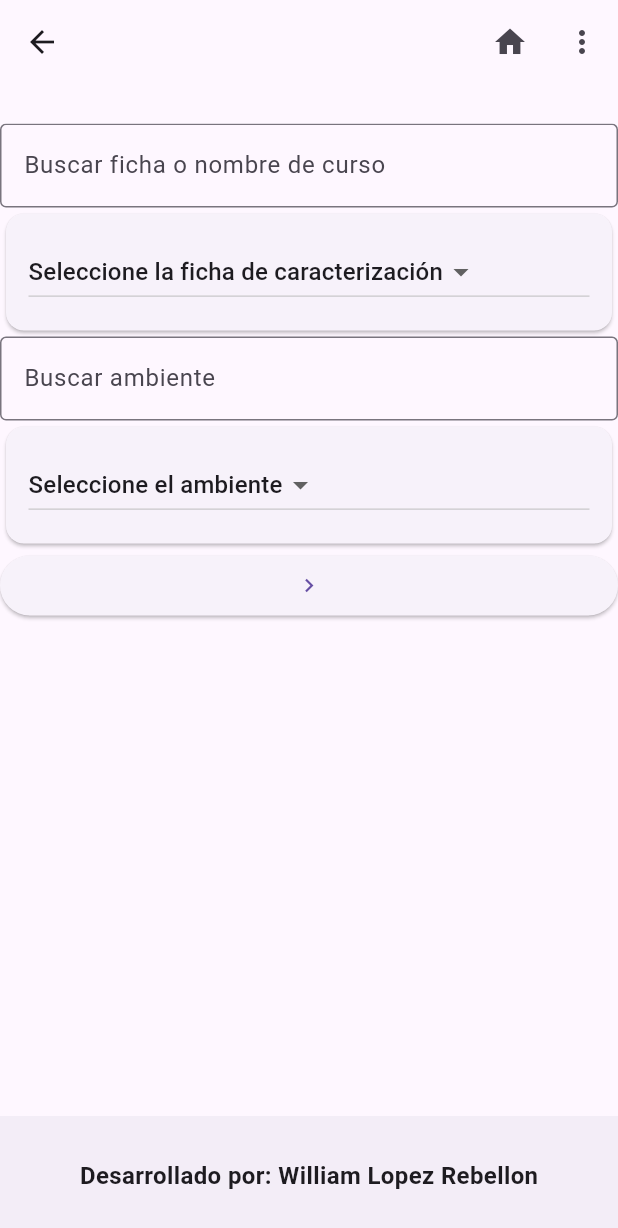
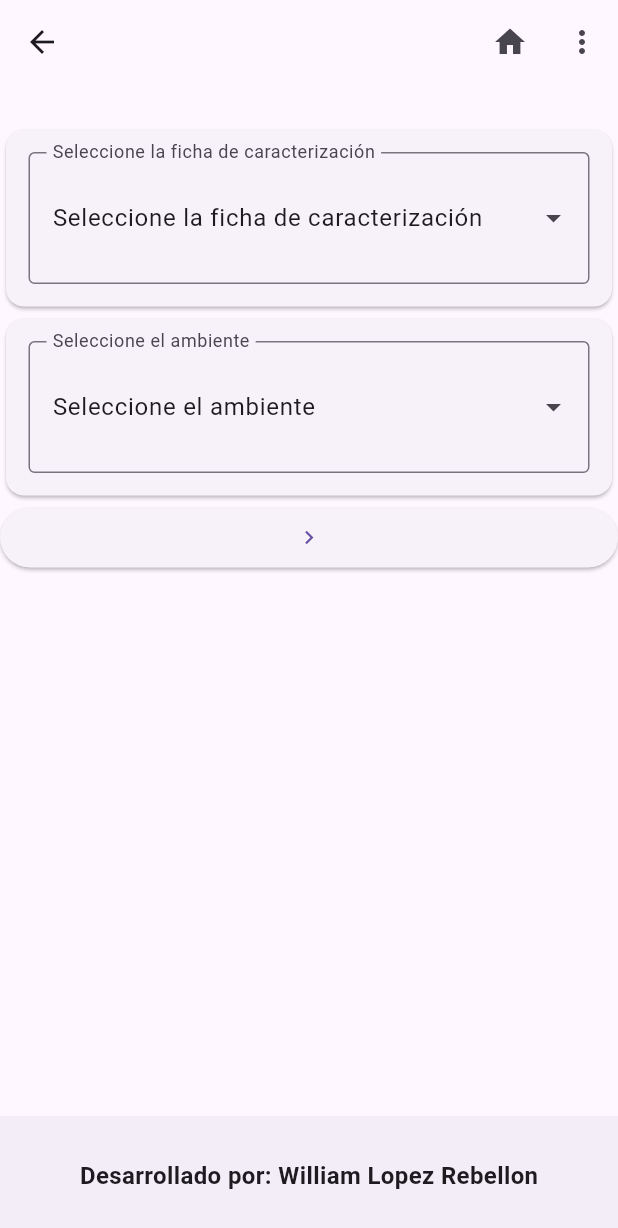
Before and after one commit to academicacoordinacion/registroAsistenciaSenaMovil, a Flutter app: the IndexFichaCaracterizacion screen opened directly with empty values, on a phone screen of 412 x 824 dp. Shown: the top 1228 px of the screen. Run offline on Flutter 3.47's test engine with Material 3 defaults, Android fonts, the phone set to English and light mode, and no system bars; drawn by our look-alikes of dropdown_search; our stand-ins replace dio, fluttertoast, webview_flutter; missing offline and left inert: qr_code_scanner.

Commit message:
selec de fichas y ambientes. en screen de login se cambia el navigatorpush por navigator.pushreplace

```diff
--- a/lib/screens/dashboard_screens.dart
+++ b/lib/screens/dashboard_screens.dart
@@ -124,7 +124,6 @@ class _DashboardScreenState extends State<DashboardScreen> {
     final data = await appServices.getAmbientes(regionalID);
     return data.isNotEmpty ? data : null;
   }
-
   Future<List<FichaCaracterizacion>?> apiCargarFichasCaracterizacion(
       int instructorId) async {
     final data = await appServices.getFichasCaracterizacion(instructorId);
--- a/lib/screens/entradaSalida/index_screens.dart
+++ b/lib/screens/entradaSalida/index_screens.dart
@@ -11,6 +11,7 @@ import 'package:registro_asistencia_sena_movil/screens/entradaSalida/create_scre
 import 'package:registro_asistencia_sena_movil/services/app_services.dart';
 import 'package:registro_asistencia_sena_movil/widgets/footer.dart';
 import 'package:registro_asistencia_sena_movil/widgets/header.dart';
+import 'package:dropdown_search/dropdown_search.dart';
 
 class IndexEntradaSalida extends StatefulWidget {
   const IndexEntradaSalida({
--- a/lib/screens/fichas_caracterizacion/index1_screens.dart
+++ b/lib/screens/fichas_caracterizacion/index1_screens.dart
@@ -1,79 +1,39 @@
-// import 'package:flutter/cupertino.dart';
-// import 'dart:math';
-
-// import 'package:dio/dio.dart';
+import 'package:dropdown_search/dropdown_search.dart';
 import 'package:flutter/material.dart';
 import 'package:registro_asistencia_sena_movil/models/ambiente_response.dart';
-import 'package:registro_asistencia_sena_movil/models/bloque_response.dart';
-import 'package:registro_asistencia_sena_movil/models/departamento_response.dart';
-// import 'package:flutter/widgets.dart';
 import 'package:registro_asistencia_sena_movil/models/ficha_caracterizacion_response.dart';
 import 'package:registro_asistencia_sena_movil/models/login_response.dart';
-import 'package:registro_asistencia_sena_movil/models/municipio_response.dart';
-import 'package:registro_asistencia_sena_movil/models/piso_response.dart';
-import 'package:registro_asistencia_sena_movil/models/sede_response.dart';
 import 'package:registro_asistencia_sena_movil/screens/entradaSalida/index_screens.dart';
-// import 'package:registro_asistencia_sena_movil/screens/entradaSalida/index_screens.dart';
-import 'package:registro_asistencia_sena_movil/screens/fichas_caracterizacion/index2_screens.dart';
 import 'package:registro_asistencia_sena_movil/services/app_services.dart';
-// import 'package:registro_asistencia_sena_movil/utils/constantes.dart';
 import 'package:registro_asistencia_sena_movil/widgets/footer.dart';
 import 'package:registro_asistencia_sena_movil/widgets/header.dart';
 
 class IndexFichaCaracterizacion extends StatefulWidget {
-  const IndexFichaCaracterizacion(
-      {super.key,
+  const IndexFichaCaracterizacion({
+    super.key,
     required this.loginResponse,
     required this.fichasCaracterizacion,
     required this.ambientes,
-      // required this.departamentos
   });
+
   final LoginResponse loginResponse;
   final List<FichaCaracterizacion> fichasCaracterizacion;
-  // final List<Departamento> departamentos;
   final List<Ambiente> ambientes;
+
   @override
   State<IndexFichaCaracterizacion> createState() =>
       _IndexFichaCaracterizacionState();
+}
 
-
-}
 class _IndexFichaCaracterizacionState extends State<IndexFichaCaracterizacion> {
   FichaCaracterizacion? selectedFicha;
   Ambiente? selectedAmbiente;
-  String searchFichaQuery = "";
-  String searchAmbienteQuery = "";
-  List<FichaCaracterizacion> filteredFichas = [];
-  List<Ambiente> filteredAmbientes = [];
 
   final AppServices appServices = AppServices();
 
   @override
   void initState() {
     super.initState();
-    filteredFichas = widget.fichasCaracterizacion;
-    filteredAmbientes = widget.ambientes;
-  }
-
-  void filterFichas(String query) {
-    setState(() {
-      searchFichaQuery = query;
-      filteredFichas = widget.fichasCaracterizacion
-          .where((ficha) =>
-              ficha.ficha.toLowerCase().contains(query.toLowerCase()) ||
-              ficha.nombreCurso.toLowerCase().contains(query.toLowerCase()))
-          .toList();
-    });
-  }
-
-  void filterAmbientes(String query) {
-    setState(() {
-      searchAmbienteQuery = query;
-      filteredAmbientes = widget.ambientes
-          .where((ambiente) =>
-              ambiente.title.toLowerCase().contains(query.toLowerCase()))
-          .toList();
-    });
   }
 
   @override
@@ -86,27 +46,9 @@ class _IndexFichaCaracterizacionState extends State<IndexFichaCaracterizacion> {
       ),
       body: ListView(
         children: [
-          TextField(
-            decoration: InputDecoration(
-              labelText: 'Buscar ficha o nombre de curso',
-              border: OutlineInputBorder(),
-            ),
-            onChanged: (text) {
-              filterFichas(text);
-            },
-          ),
-          seleccionarFicha(filteredFichas),
-          TextField(
-            decoration: InputDecoration(
-              labelText: 'Buscar ambiente',
-              border: OutlineInputBorder(),
-            ),
-            onChanged: (text) {
-              filterAmbientes(text);
-            },
-          ),
-          seleccionarAmbiente(filteredAmbientes),
-          botonRegistros(context)
+          seleccionarFicha(widget.fichasCaracterizacion),
+          seleccionarAmbiente(widget.ambientes),
+          botonRegistros(context),
         ],
       ),
       bottomNavigationBar: const footer(),
@@ -136,25 +78,26 @@ class _IndexFichaCaracterizacionState extends State<IndexFichaCaracterizacion> {
     return Card(
       child: Padding(
         padding: const EdgeInsets.all(15),
-        child: DropdownButton<FichaCaracterizacion>(
-          hint: const Text('Seleccione la ficha de caracterización'),
-          value: selectedFicha,
+        child: DropdownSearch<FichaCaracterizacion>(
+          items: fichas,
+          itemAsString: (FichaCaracterizacion f) =>
+              '${f.ficha} ${f.nombreCurso}',
+          dropdownBuilder: _customDropDownExampleFicha,
+          popupProps: PopupProps.menu(
+            showSearchBox: true,
+            itemBuilder: _customPopupItemBuilderExampleFicha,
+          ),
           onChanged: (FichaCaracterizacion? newValue) {
             setState(() {
               selectedFicha = newValue;
             });
           },
-          items: [
-            const DropdownMenuItem<FichaCaracterizacion>(
-              value: null,
-              child: Text('Seleccione la ficha de caracterización'),
+          dropdownDecoratorProps: const DropDownDecoratorProps(
+            dropdownSearchDecoration: InputDecoration(
+              labelText: 'Seleccione la ficha de caracterización',
+              border: OutlineInputBorder(),
             ),
-            for (final ficha in fichas)
-              DropdownMenuItem<FichaCaracterizacion>(
-                value: ficha,
-                child: Text('${ficha.ficha} ${ficha.nombreCurso}'),
           ),
-          ],
         ),
       ),
     );
@@ -164,26 +107,93 @@ class _IndexFichaCaracterizacionState extends State<IndexFichaCaracterizacion> {
     return Card(
       child: Padding(
         padding: const EdgeInsets.all(15),
-        child: DropdownButton<Ambiente>(
-          hint: const Text('Seleccione el ambiente'),
-          value: selectedAmbiente,
+        child: DropdownSearch<Ambiente>(
+          items: ambientes,
+          itemAsString: (Ambiente a) => a.title,
+          dropdownBuilder: _customDropDownExampleAmbiente,
+          popupProps: PopupProps.menu(
+            showSearchBox: true,
+            itemBuilder: _customPopupItemBuilderExampleAmbiente,
+          ),
           onChanged: (Ambiente? newValue) {
             setState(() {
               selectedAmbiente = newValue;
             });
           },
-          items: [
-            const DropdownMenuItem<Ambiente>(
-              value: null,
-              child: Text('Seleccione el ambiente'),
+          dropdownDecoratorProps: const DropDownDecoratorProps(
+            dropdownSearchDecoration: InputDecoration(
+              labelText: 'Seleccione el ambiente',
+              border: OutlineInputBorder(),
             ),
-            for (final ambiente in ambientes)
-              DropdownMenuItem<Ambiente>(
-                value: ambiente,
-                child: Text(ambiente.title),
           ),
-          ],
         ),
+      ),
+    );
+  }
+
+  Widget _customDropDownExampleFicha(
+      BuildContext context, FichaCaracterizacion? item) {
+    return Container(
+      child: item == null
+          ? const ListTile(
+              contentPadding: EdgeInsets.all(0),
+              title: Text("Seleccione la ficha de caracterización"),
+            )
+          : ListTile(
+              contentPadding: EdgeInsets.all(0),
+              title: Text(item.ficha),
+              subtitle: Text(item.nombreCurso),
+            ),
+    );
+  }
+
+  Widget _customPopupItemBuilderExampleFicha(
+      BuildContext context, FichaCaracterizacion item, bool isSelected) {
+    return Container(
+      margin: const EdgeInsets.symmetric(horizontal: 8),
+      decoration: !isSelected
+          ? null
+          : BoxDecoration(
+              border: Border.all(color: Theme.of(context).primaryColor),
+              borderRadius: BorderRadius.circular(5),
+              color: Colors.white,
+            ),
+      child: ListTile(
+        selected: isSelected,
+        title: Text(item.ficha),
+        subtitle: Text(item.nombreCurso),
+      ),
+    );
+  }
+
+  Widget _customDropDownExampleAmbiente(BuildContext context, Ambiente? item) {
+    return Container(
+      child: item == null
+          ? const ListTile(
+              contentPadding: EdgeInsets.all(0),
+              title: Text("Seleccione el ambiente"),
+            )
+          : ListTile(
+              contentPadding: EdgeInsets.all(0),
+              title: Text(item.title),
+            ),
+    );
+  }
+
+  Widget _customPopupItemBuilderExampleAmbiente(
+      BuildContext context, Ambiente item, bool isSelected) {
+    return Container(
+      margin: const EdgeInsets.symmetric(horizontal: 8),
+      decoration: !isSelected
+          ? null
+          : BoxDecoration(
+              border: Border.all(color: Theme.of(context).primaryColor),
+              borderRadius: BorderRadius.circular(5),
+              color: Colors.white,
+            ),
+      child: ListTile(
+        selected: isSelected,
+        title: Text(item.title),
       ),
     );
   }
--- a/lib/screens/inicio_sesion_screens.dart
+++ b/lib/screens/inicio_sesion_screens.dart
@@ -78,7 +78,7 @@ class InicioSesion extends StatelessWidget {
     print(response);
     if(response.statusCode == 200){
       final loginResponse = LoginResponse.fromJson(response.data);
-      Navigator.push (
+      Navigator.pushReplacement (
         context,
         MaterialPageRoute(builder: (context) => DashboardScreen(loginResponse: loginResponse ,))
       );
--- a/pubspec.yaml
+++ b/pubspec.yaml
@@ -33,6 +33,7 @@ dependencies:
   dio: ^5.4.3+1
   fluttertoast: ^8.1.1
   qr_code_scanner: ^1.0.0
+  dropdown_search: ^5.0.6
 
 
   # The following adds the Cupertino Icons font to your application.
```
Also changed, not shown: pubspec.lock. Lines whose indentation alone changed are shown as unchanged.
